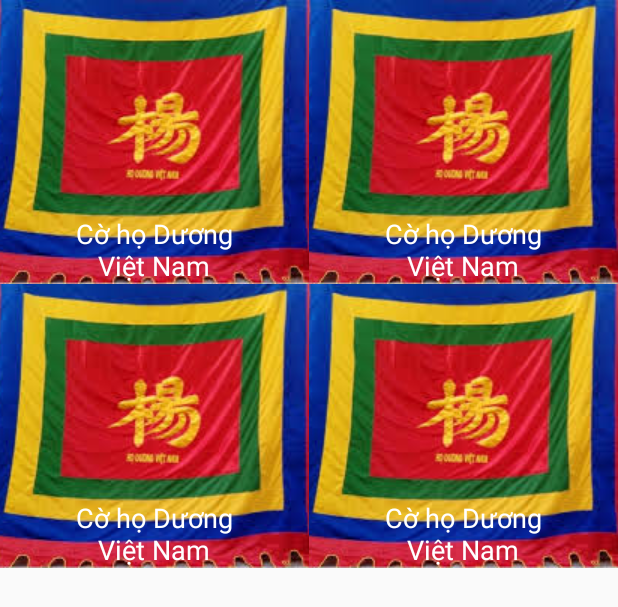
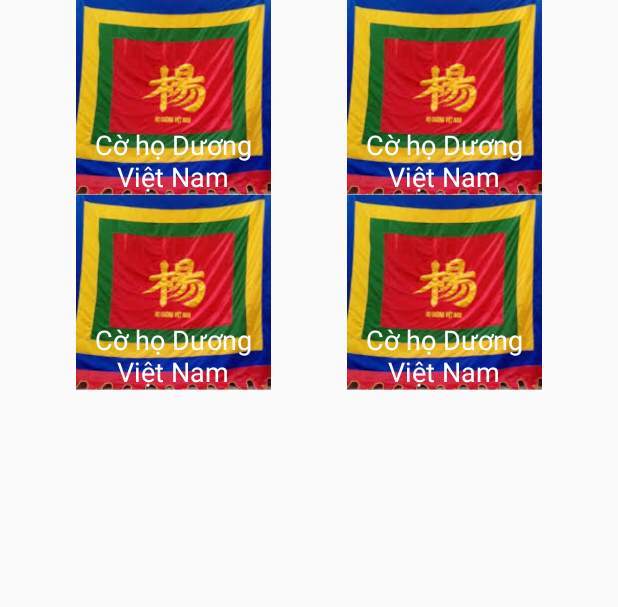
Before and after one commit to hahai96/ProjectAnhThanh, an Android app: the layout fragment_learn_about_duong_family.xml on its own in the app's theme, with its tools: preview values and no code run, on a phone screen of 412 x 824 dp. Shown: the top 607 px of the screen. Run offline under Robolectric (Android 15) with nearby library versions, the phone set to English and light mode, and no system bars.

Commit message:
màn hình 9

```diff
--- a/app/src/main/res/layout/fragment_learn_about_duong_family.xml
+++ b/app/src/main/res/layout/fragment_learn_about_duong_family.xml
@@ -4,21 +4,19 @@
     android:layout_width="match_parent"
     android:layout_height="match_parent">
 
-    <FrameLayout
-        android:id="@+id/layout_1"
-        android:layout_width="0dp"
-        android:layout_height="wrap_content"
-        app:layout_constraintHorizontal_weight="1"
-        app:layout_constraintEnd_toStartOf="@+id/layout_2"
-        app:layout_constraintHorizontal_chainStyle="spread"
-        app:layout_constraintStart_toStartOf="parent"
-        app:layout_constraintTop_toTopOf="parent">
 
     <ImageView
-            android:layout_width="match_parent"
-            android:layout_height="wrap_content"
+        android:id="@+id/iv_1"
+        android:layout_width="0dp"
+        android:layout_height="0dp"
         android:scaleType="centerCrop"
-            android:src="@drawable/flag_duong_family" />
+        android:src="@drawable/flag_duong_family"
+        app:layout_constraintDimensionRatio="1:1"
+        app:layout_constraintEnd_toStartOf="@+id/iv_2"
+        app:layout_constraintHorizontal_chainStyle="spread"
+        app:layout_constraintHorizontal_weight="1"
+        app:layout_constraintStart_toStartOf="parent"
+        app:layout_constraintTop_toTopOf="parent" />
 
     <TextView
         android:layout_width="@dimen/_100sdp"
@@ -29,24 +27,22 @@
         android:maxLines="2"
         android:text="Cờ họ Dương Việt Nam"
         android:textColor="@android:color/white"
-            android:textSize="@dimen/_14sdp" />
-
-    </FrameLayout>
-
-    <FrameLayout
-        android:id="@+id/layout_2"
-        android:layout_width="0dp"
-        android:layout_height="wrap_content"
-        app:layout_constraintHorizontal_weight="1"
-        app:layout_constraintEnd_toEndOf="parent"
-        app:layout_constraintStart_toEndOf="@+id/layout_1"
-        app:layout_constraintTop_toTopOf="parent">
+        android:textSize="@dimen/_14sdp"
+        app:layout_constraintBottom_toBottomOf="@id/iv_1"
+        app:layout_constraintEnd_toEndOf="@id/iv_1"
+        app:layout_constraintStart_toStartOf="@id/iv_1" />
 
     <ImageView
-            android:layout_width="match_parent"
-            android:layout_height="wrap_content"
+        android:id="@+id/iv_2"
+        android:layout_width="0dp"
+        android:layout_height="0dp"
         android:scaleType="centerCrop"
-            android:src="@drawable/flag_duong_family" />
+        android:src="@drawable/flag_duong_family"
+        app:layout_constraintDimensionRatio="1:1"
+        app:layout_constraintEnd_toEndOf="parent"
+        app:layout_constraintHorizontal_weight="1"
+        app:layout_constraintStart_toEndOf="@+id/iv_1"
+        app:layout_constraintTop_toTopOf="parent" />
 
     <TextView
         android:layout_width="@dimen/_100sdp"
@@ -57,25 +53,23 @@
         android:maxLines="2"
         android:text="Cờ họ Dương Việt Nam"
         android:textColor="@android:color/white"
-            android:textSize="@dimen/_14sdp" />
-
-    </FrameLayout>
-
-    <FrameLayout
-        android:id="@+id/layout_3"
-        android:layout_width="0dp"
-        android:layout_height="wrap_content"
-        app:layout_constraintHorizontal_chainStyle="spread"
-        app:layout_constraintHorizontal_weight="1"
-        app:layout_constraintEnd_toStartOf="@+id/layout_4"
-        app:layout_constraintStart_toStartOf="parent"
-        app:layout_constraintTop_toBottomOf="@id/layout_1">
+        android:textSize="@dimen/_14sdp"
+        app:layout_constraintBottom_toBottomOf="@id/iv_2"
+        app:layout_constraintEnd_toEndOf="@id/iv_2"
+        app:layout_constraintStart_toStartOf="@id/iv_2" />
 
     <ImageView
-            android:layout_width="match_parent"
-            android:layout_height="wrap_content"
+        android:id="@+id/iv_3"
+        android:layout_width="0dp"
+        android:layout_height="0dp"
         android:scaleType="centerCrop"
-            android:src="@drawable/flag_duong_family" />
+        android:src="@drawable/flag_duong_family"
+        app:layout_constraintDimensionRatio="1:1"
+        app:layout_constraintEnd_toStartOf="@+id/iv_4"
+        app:layout_constraintHorizontal_bias="0.5"
+        app:layout_constraintHorizontal_weight="1"
+        app:layout_constraintStart_toStartOf="parent"
+        app:layout_constraintTop_toBottomOf="@id/iv_1" />
 
     <TextView
         android:layout_width="@dimen/_100sdp"
@@ -86,24 +80,23 @@
         android:maxLines="2"
         android:text="Cờ họ Dương Việt Nam"
         android:textColor="@android:color/white"
-            android:textSize="@dimen/_14sdp" />
-
-    </FrameLayout>
-
-    <FrameLayout
-        android:id="@+id/layout_4"
-        android:layout_width="0dp"
-        android:layout_height="wrap_content"
-        app:layout_constraintHorizontal_weight="1"
-        app:layout_constraintEnd_toEndOf="parent"
-        app:layout_constraintStart_toEndOf="@+id/layout_3"
-        app:layout_constraintTop_toBottomOf="@id/layout_2">
+        android:textSize="@dimen/_14sdp"
+        app:layout_constraintBottom_toBottomOf="@id/iv_3"
+        app:layout_constraintEnd_toEndOf="@id/iv_3"
+        app:layout_constraintStart_toStartOf="@id/iv_3" />
 
     <ImageView
-            android:layout_width="match_parent"
-            android:layout_height="wrap_content"
+        android:id="@+id/iv_4"
+        android:layout_width="0dp"
+        android:layout_height="0dp"
         android:scaleType="centerCrop"
-            android:src="@drawable/flag_duong_family" />
+        app:layout_constraintHorizontal_weight="1"
+        android:src="@drawable/flag_duong_family"
+        app:layout_constraintDimensionRatio="1:1"
+        app:layout_constraintEnd_toEndOf="parent"
+        app:layout_constraintHorizontal_bias="0.5"
+        app:layout_constraintStart_toEndOf="@+id/iv_3"
+        app:layout_constraintTop_toBottomOf="@id/iv_2" />
 
     <TextView
         android:layout_width="@dimen/_100sdp"
@@ -114,8 +107,9 @@
         android:maxLines="2"
         android:text="Cờ họ Dương Việt Nam"
         android:textColor="@android:color/white"
-            android:textSize="@dimen/_14sdp" />
-
-    </FrameLayout>
+        android:textSize="@dimen/_14sdp"
+        app:layout_constraintBottom_toBottomOf="@id/iv_4"
+        app:layout_constraintEnd_toEndOf="@id/iv_4"
+        app:layout_constraintStart_toStartOf="@id/iv_4" />
 
 </android.support.constraint.ConstraintLayout>
```
Lines whose indentation alone changed are shown as unchanged.
